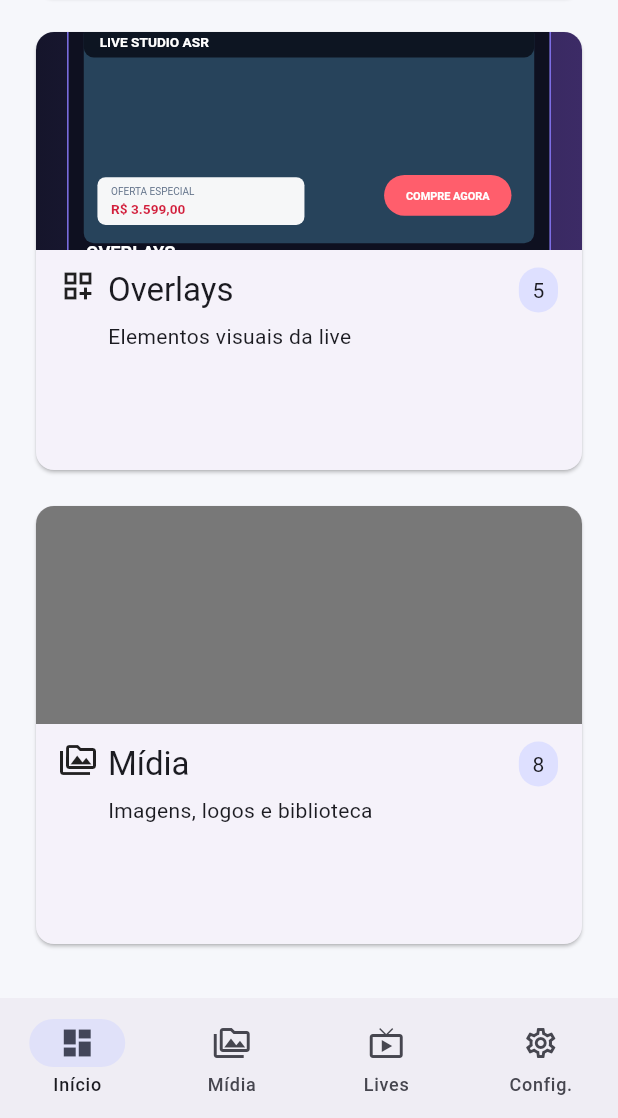
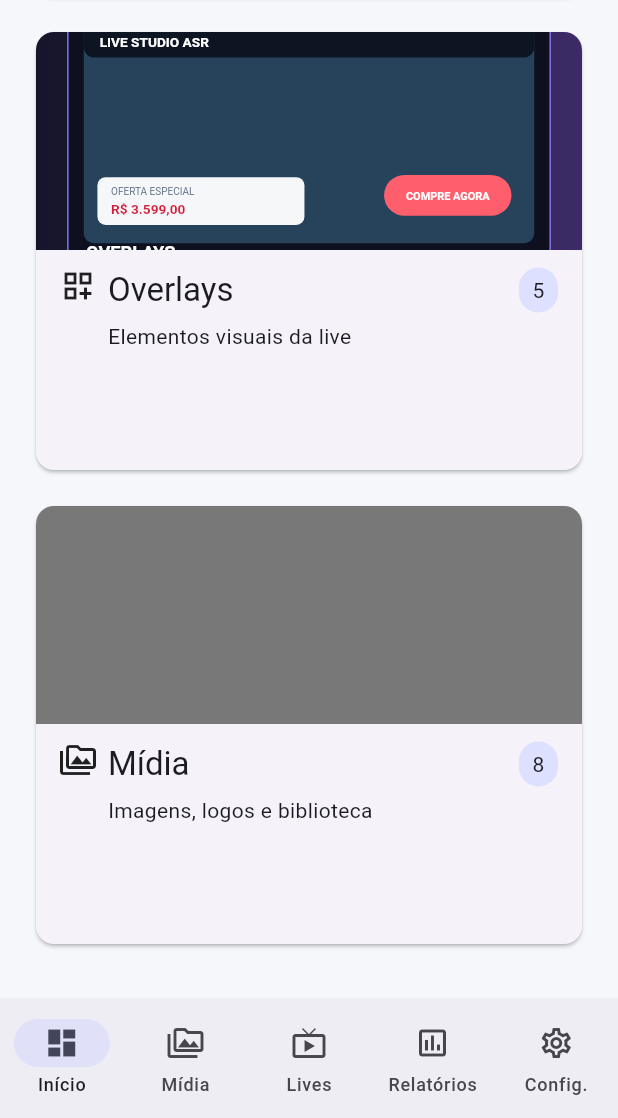
Before and after one commit to Aurelianoluiz/app-livestream, a Flutter app: the AppShell screen opened directly with empty values, scrolled down 1916 dp, on a phone screen of 412 x 824 dp, the part 118-1236 px from its top. Run offline on Flutter 3.47's test engine with Material 3 defaults, Android fonts, the phone set to English and light mode, and no system bars; our stand-ins replace flutter_riverpod, flutter_svg, hive_flutter; accounts and stored records are empty.

Commit message:
feat(reports): add reports navigation

```diff
--- a/lib/app/app_shell.dart
+++ b/lib/app/app_shell.dart
@@ -2,6 +2,7 @@ import 'package:flutter/material.dart';
 import '../features/dashboard/dashboard_page.dart';
 import '../features/media/media_library.dart';
 import '../features/transmissions/transmissions_page.dart';
+import '../features/reports/reports_page.dart';
 import '../features/settings/settings_page.dart';
 
 class AppShell extends StatefulWidget {
@@ -21,12 +22,14 @@ class _AppShellState extends State<AppShell> {
       const DashboardPage(),
       const MediaLibrary(),
       const TransmissionsPage(),
+      const ReportsPage(),
       SettingsPage(onLogout: widget.onLogout),
     ];
     const items = [
       NavigationDestination(icon: Icon(Icons.dashboard_outlined), selectedIcon: Icon(Icons.dashboard), label: 'Início'),
       NavigationDestination(icon: Icon(Icons.perm_media_outlined), selectedIcon: Icon(Icons.perm_media), label: 'Mídia'),
       NavigationDestination(icon: Icon(Icons.live_tv_outlined), selectedIcon: Icon(Icons.live_tv), label: 'Lives'),
+      NavigationDestination(icon: Icon(Icons.assessment_outlined), selectedIcon: Icon(Icons.assessment), label: 'Relatórios'),
       NavigationDestination(icon: Icon(Icons.settings_outlined), selectedIcon: Icon(Icons.settings), label: 'Config.'),
     ];
 
@@ -55,7 +58,13 @@ class _AppShellState extends State<AppShell> {
                   padding: const EdgeInsets.fromLTRB(8, 16, 8, 24),
                   child: Icon(Icons.live_tv, size: 32, color: Theme.of(context).colorScheme.primary),
                 ),
-                destinations: items.map((item) => NavigationRailDestination(icon: item.icon, selectedIcon: item.selectedIcon, label: Text(item.label))).toList(),
+                destinations: items
+                    .map((item) => NavigationRailDestination(
+                          icon: item.icon,
+                          selectedIcon: item.selectedIcon,
+                          label: Text(item.label),
+                        ))
+                    .toList(),
               ),
               const VerticalDivider(width: 1),
               Expanded(child: body),
```
